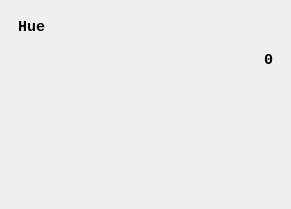
Qt form Views/sliders.ui (mortalis13/Qt-Color-Picker-Qt) before a commit.
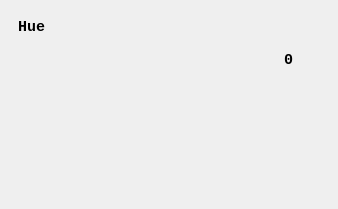
The same form after that commit. Custom widgets are drawn as their Qt base class.

Patch:
```diff
--- a/Views/sliders.ui
+++ b/Views/sliders.ui
@@ -6,7 +6,7 @@
    <rect>
     <x>0</x>
     <y>0</y>
-    <width>291</width>
+    <width>338</width>
     <height>209</height>
    </rect>
   </property>
@@ -36,21 +36,33 @@
        <item row="1" column="0">
         <widget class="HSlider" name="widget" native="true">
          <property name="sizePolicy">
-          <sizepolicy hsizetype="Expanding" vsizetype="Fixed">
+          <sizepolicy hsizetype="MinimumExpanding" vsizetype="Fixed">
            <horstretch>0</horstretch>
            <verstretch>0</verstretch>
           </sizepolicy>
          </property>
          <property name="minimumSize">
           <size>
-           <width>0</width>
+           <width>260</width>
            <height>36</height>
           </size>
          </property>
         </widget>
        </item>
        <item row="1" column="1">
-        <widget class="QLabel" name="label_2">
+        <widget class="QLabel" name="lHue">
+         <property name="sizePolicy">
+          <sizepolicy hsizetype="Minimum" vsizetype="Preferred">
+           <horstretch>0</horstretch>
+           <verstretch>0</verstretch>
+          </sizepolicy>
+         </property>
+         <property name="minimumSize">
+          <size>
+           <width>36</width>
+           <height>0</height>
+          </size>
+         </property>
          <property name="font">
           <font>
            <family>Consolas</family>
```
Left out of the diff: 2 changed lines with no effect on the pictures.
